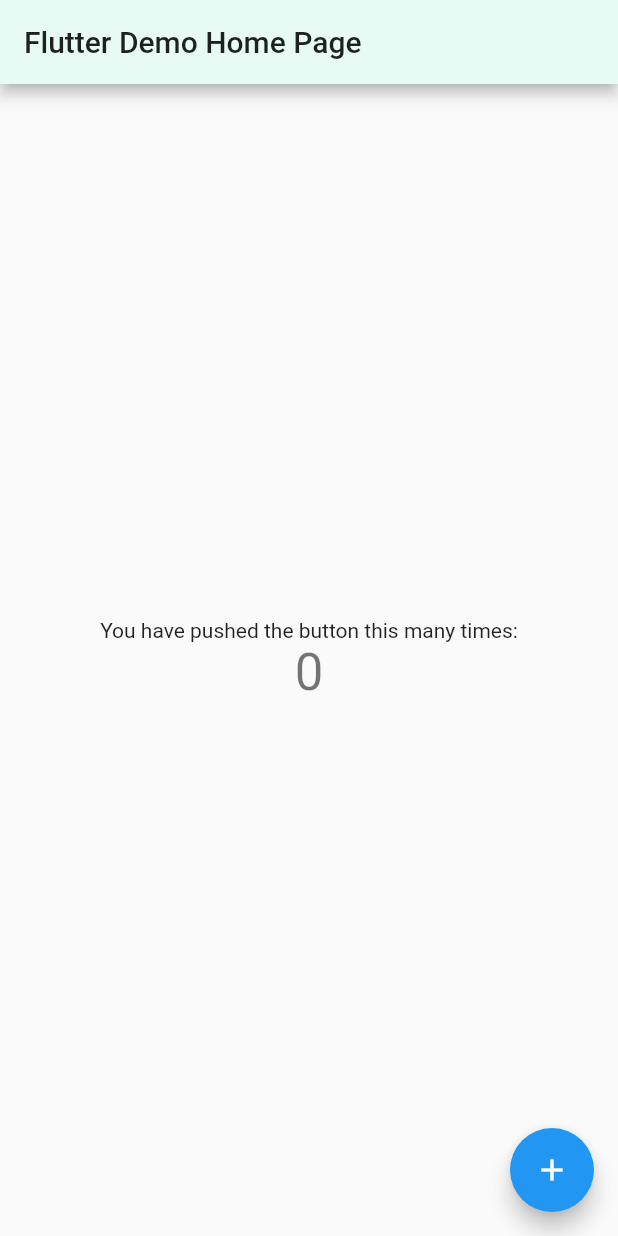
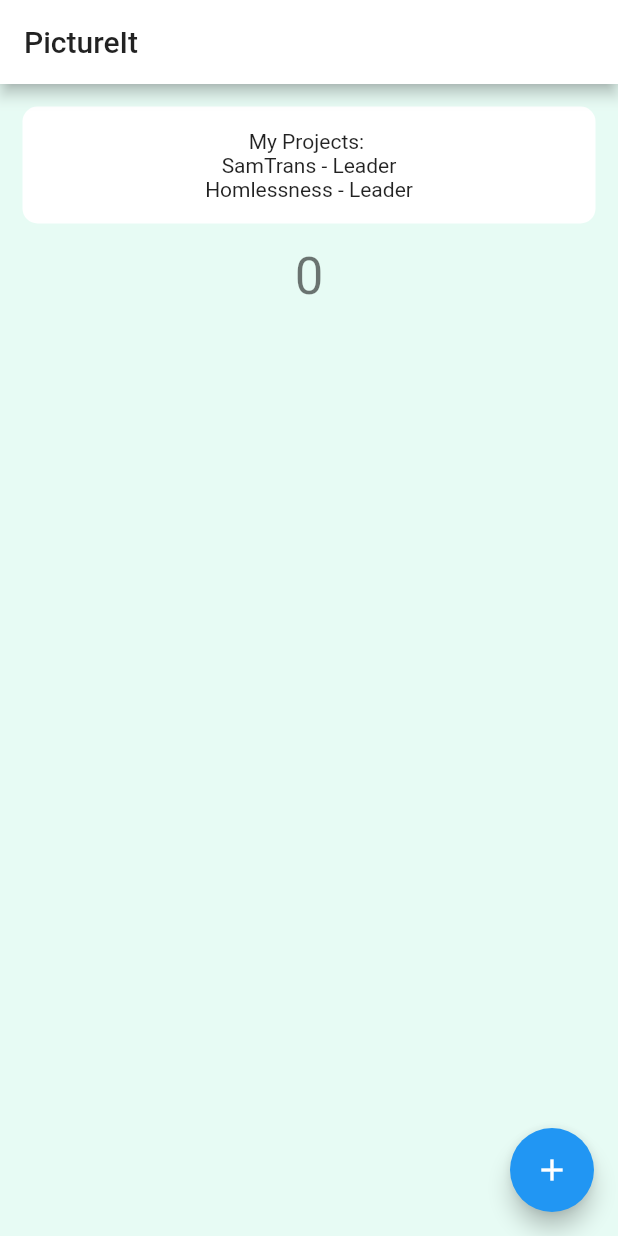
Before and after one commit to jchou03/PictureIt, a Flutter app: the screen it shows after launch, on a phone screen of 412 x 824 dp. Run offline on Flutter 3.47's test engine with Material 2 defaults, Android fonts, the phone set to English and light mode, and no system bars.

Commit message:
first iteration of sections of single page on app

```diff
--- a/pictureit/lib/main.dart
+++ b/pictureit/lib/main.dart
@@ -1,10 +1,15 @@
 import 'package:flutter/material.dart';
 
-// color setup
+// variable setup for the app
+// color setups
 const backgroundColor = Color(0xFFE7FBF4);
 const headingColor = Colors.white;
 const boxColor = Color(0xFF94DFD2);
 const arrowColor = Color(0xFFFFF7BF);
+// padding, margin, and border radius setup
+const globalPadding = 15.0;
+const globalMargin = 15.0;
+const borderRadius = 10.0;
 
 void main() {
   runApp(MyApp());
@@ -15,24 +20,15 @@ class MyApp extends StatelessWidget {
   @override
   Widget build(BuildContext context) {
     return MaterialApp(
-      title: 'Flutter Demo',
+      title: 'PictureIt',
       theme: ThemeData(
-        // This is the theme of your application.
-        //
-        // Try running your application with "flutter run". You'll see the
-        // application has a blue toolbar. Then, without quitting the app, try
-        // changing the primarySwatch below to Colors.green and then invoke
-        // "hot reload" (press "r" in the console where you ran "flutter run",
-        // or simply save your changes to "hot reload" in a Flutter IDE).
-        // Notice that the counter didn't reset back to zero; the application
-        // is not restarted.
-        primaryColor: backgroundColor,
+        primaryColor: headingColor,
         // This makes the visual density adapt to the platform that you run
         // the app on. For desktop platforms, the controls will be smaller and
         // closer together (more dense) than on mobile platforms.
         visualDensity: VisualDensity.adaptivePlatformDensity,
       ),
-      home: MyHomePage(title: 'Flutter Demo Home Page'),
+      home: MyHomePage(title: 'PictureIt'),
     );
   }
 }
@@ -71,40 +67,36 @@ class _MyHomePageState extends State<MyHomePage> {
 
   @override
   Widget build(BuildContext context) {
-    // This method is rerun every time setState is called, for instance as done
-    // by the _incrementCounter method above.
-    //
-    // The Flutter framework has been optimized to make rerunning build methods
-    // fast, so that you can just rebuild anything that needs updating rather
-    // than having to individually change instances of widgets.
+    // This method is rerun every time setState is called
+
     return Scaffold(
       appBar: AppBar(
         // Here we take the value from the MyHomePage object that was created by
         // the App.build method, and use it to set our appbar title.
         title: Text(widget.title),
       ),
+      backgroundColor: backgroundColor,
       body: Center(
         // Center is a layout widget. It takes a single child and positions it
         // in the middle of the parent.
         child: Column(
-          // Column is also a layout widget. It takes a list of children and
-          // arranges them vertically. By default, it sizes itself to fit its
-          // children horizontally, and tries to be as tall as its parent.
-          //
-          // Invoke "debug painting" (press "p" in the console, choose the
-          // "Toggle Debug Paint" action from the Flutter Inspector in Android
-          // Studio, or the "Toggle Debug Paint" command in Visual Studio Code)
-          // to see the wireframe for each widget.
-          //
-          // Column has various properties to control how it sizes itself and
-          // how it positions its children. Here we use mainAxisAlignment to
-          // center the children vertically; the main axis here is the vertical
-          // axis because Columns are vertical (the cross axis would be
-          // horizontal).
-          mainAxisAlignment: MainAxisAlignment.center,
+          // an array of widgets for
           children: <Widget>[
-            Text(
-              'You have pushed the button this many times:',
+            Container(
+              width: MediaQuery.of(context).size.width,
+              padding: EdgeInsets.all(globalPadding),
+              margin: EdgeInsets.all(globalMargin),
+              decoration: BoxDecoration(
+                  borderRadius: BorderRadius.circular(borderRadius),
+                  color: Colors.white),
+              child: Column(
+                mainAxisAlignment: MainAxisAlignment.spaceEvenly,
+                children: <Widget>[
+                  Text('My Projects: '),
+                  Text('SamTrans - Leader'),
+                  Text('Homlessness - Leader'),
+                ],
+              ),
             ),
             Text(
               '$_counter',
@@ -121,3 +113,24 @@ class _MyHomePageState extends State<MyHomePage> {
     );
   }
 }
+
+// Function for creating containers for different parts of the app *unfinished*
+Container SectionCreation(String title, BuildContext context) {
+  Container item = Container(
+    width: MediaQuery.of(context).size.width,
+    padding: EdgeInsets.all(globalPadding),
+    margin: EdgeInsets.all(globalMargin),
+    decoration: BoxDecoration(
+        borderRadius: BorderRadius.circular(borderRadius), color: Colors.white),
+    child: Column(
+      mainAxisAlignment: MainAxisAlignment.spaceEvenly,
+      children: <Widget>[
+        Text('My Projects: '),
+        Text('SamTrans - Leader'),
+        Text('Homlessness - Leader'),
+      ],
+    ),
+  );
+
+  return item;
+}
```
